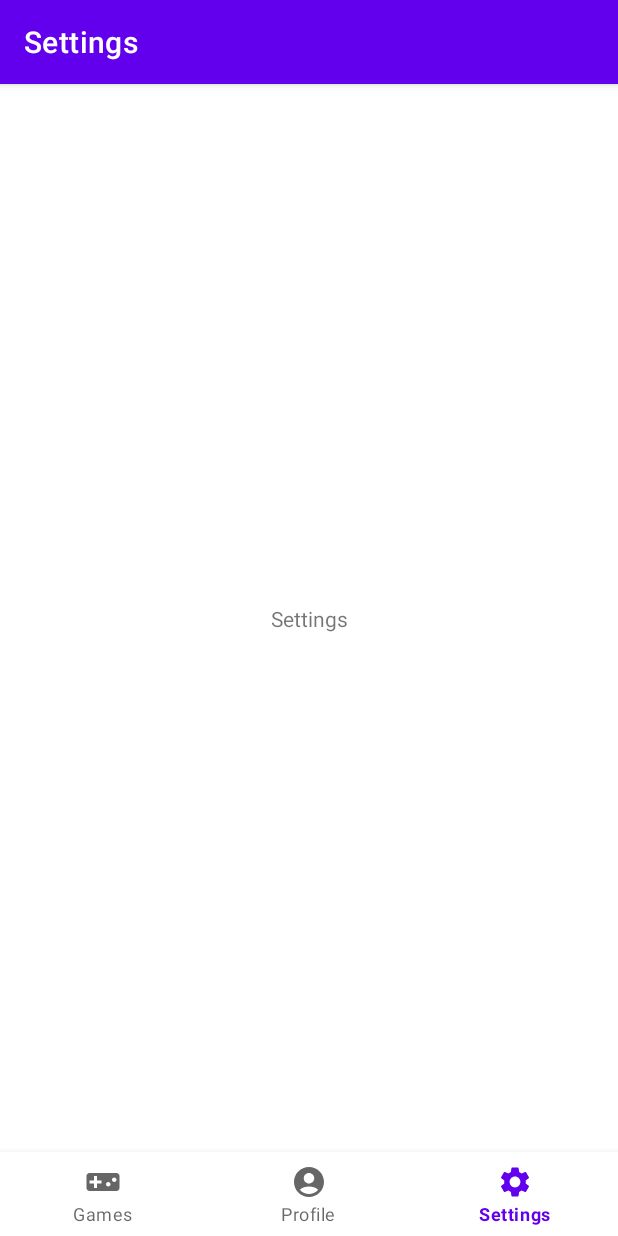
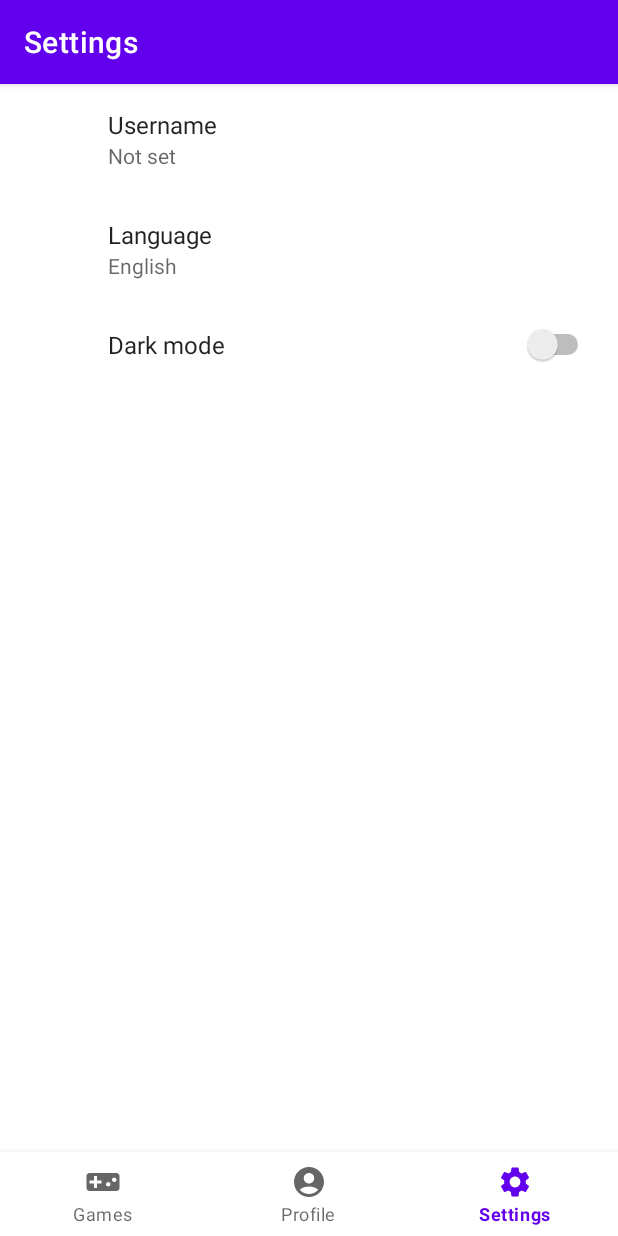
Before and after one commit to JosepDev23/PokeArcade, an Android app: the SettingsFragment screen opened through its navigation route, on a phone screen of 412 x 824 dp. Run offline under Robolectric (Android 15) with nearby library versions, the phone set to English and light mode, and no system bars; our stand-ins replace Dagger/Hilt's generated code, androidx.preference, navigation-ui.

Commit message:
Settings UI (solo la interfaz)

```diff
--- a/app/build.gradle
+++ b/app/build.gradle
@@ -54,4 +54,5 @@ dependencies {
     testImplementation 'junit:junit:4.13.2'
     androidTestImplementation 'androidx.test.ext:junit:1.1.5'
     androidTestImplementation 'androidx.test.espresso:espresso-core:3.5.1'
+    implementation 'androidx.preference:preference-ktx:1.2.0'
 }
--- a/app/src/main/java/dadm/pokearcade/ui/MainActivity.kt
+++ b/app/src/main/java/dadm/pokearcade/ui/MainActivity.kt
@@ -34,6 +34,7 @@ class MainActivity : AppCompatActivity() {
         /**
          * The navigation bar only show on the game, profile and settings fragment.
          */
+
         navController.addOnDestinationChangedListener { _, destination, _ ->
             when (destination.id) {
                 R.id.gamesFragment -> {
--- a/app/src/main/java/dadm/pokearcade/ui/settings/SettingsFragment.kt
+++ b/app/src/main/java/dadm/pokearcade/ui/settings/SettingsFragment.kt
@@ -1,20 +1,16 @@
 package dadm.pokearcade.ui.settings
 
 import android.os.Bundle
-import android.view.View
-import androidx.fragment.app.Fragment
+import androidx.preference.PreferenceFragmentCompat
 import dadm.pokearcade.R
-import dadm.pokearcade.databinding.FragmentSettingsBinding
+import dagger.hilt.android.AndroidEntryPoint
 
 /**
  * The setting screen with the functionality to change language.
  */
-class SettingsFragment: Fragment(R.layout.fragment_settings) {
-    private var _binding: FragmentSettingsBinding? = null
-    private val binding get() = _binding!!
-
-    override fun onViewCreated(view: View, savedInstanceState: Bundle?) {
-        super.onViewCreated(view, savedInstanceState)
-        _binding = FragmentSettingsBinding.bind(view)
+@AndroidEntryPoint
+class SettingsFragment : PreferenceFragmentCompat() {
+    override fun onCreatePreferences(savedInstanceState: Bundle?, rootKey: String?) {
+        setPreferencesFromResource(R.xml.preferences_settings, rootKey)
     }
 }
--- a/app/src/main/res/layout/fragment_settings.xml
+++ b/app/src/main/res/layout/fragment_settings.xml
@@ -1,6 +1,7 @@
 <?xml version="1.0" encoding="utf-8"?>
 <androidx.constraintlayout.widget.ConstraintLayout xmlns:android="http://schemas.android.com/apk/res/android"
     xmlns:app="http://schemas.android.com/apk/res-auto"
+    android:id="@+id/settingsFragment"
     android:layout_width="match_parent"
     android:layout_height="match_parent">
 
--- /dev/null
+++ b/app/src/main/res/values/arrays.xml
@@ -0,0 +1,13 @@
+<?xml version="1.0" encoding="utf-8"?>
+<resources>
+    <string-array name="language_options">
+        <item>@string/english</item>
+        <item>@string/spanish</item>
+    </string-array>
+    <string-array name="language_codes">
+        <item>en</item>
+        <item>es</item>
+    </string-array>
+    <string name="english" translatable="false">English</string>
+    <string name="spanish" translatable="false">Spanish</string>
+</resources>
--- a/app/src/main/res/values/strings.xml
+++ b/app/src/main/res/values/strings.xml
@@ -19,4 +19,7 @@
     <string name="total_wins">Total wins: %d</string>
     <string name="total_games">Total games: %d</string>
     <string name="username_profile">%1s</string>
+    <string name="title_username_settings">Username</string>
+    <string name="title_language_settings">Language</string>
+    <string name="title_dark_mode_settings">Dark mode</string>
 </resources>
--- /dev/null
+++ b/app/src/main/res/xml/preferences_settings.xml
@@ -0,0 +1,21 @@
+<?xml version="1.0" encoding="utf-8"?>
+<PreferenceScreen xmlns:android="http://schemas.android.com/apk/res/android"
+    xmlns:app="http://schemas.android.com/apk/res-auto">
+    <EditTextPreference
+        android:key="username"
+        android:title="@string/title_username_settings"
+        app:useSimpleSummaryProvider="true"
+        android:hint="username"/>
+    <ListPreference
+        android:key="language"
+        android:title="@string/title_language_settings"
+        app:useSimpleSummaryProvider="true"
+        android:defaultValue="en"
+        android:entries="@array/language_options"
+        android:entryValues="@array/language_codes"/>
+    <SwitchPreference
+        android:key="dark_mode"
+        android:title="@string/title_dark_mode_settings"
+        app:useSimpleSummaryProvider="true"
+        android:defaultValue="false"/>
+</PreferenceScreen>
```
